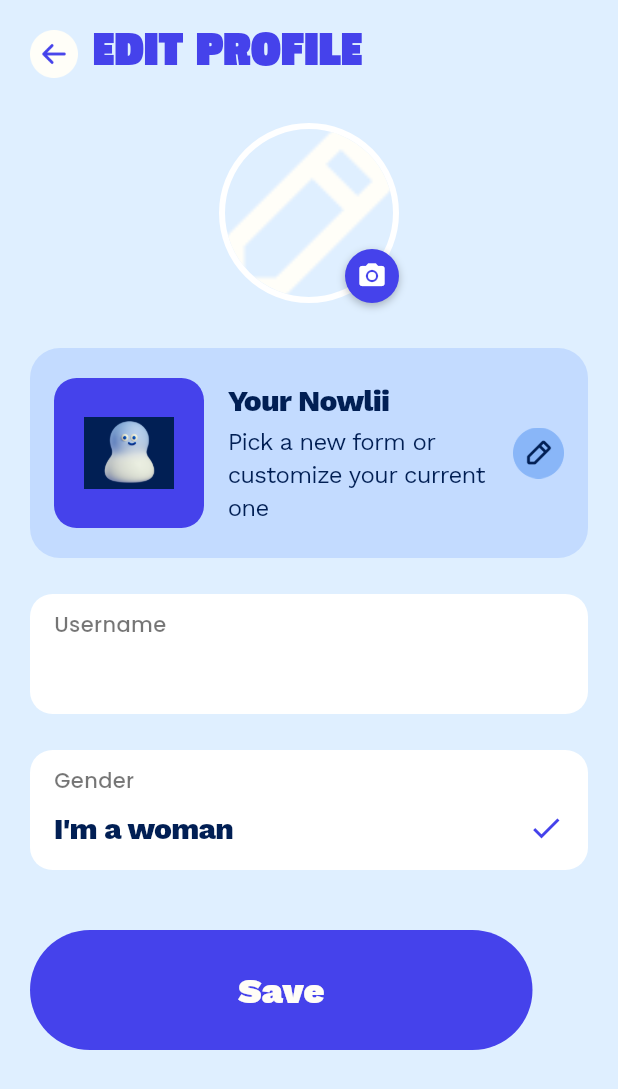
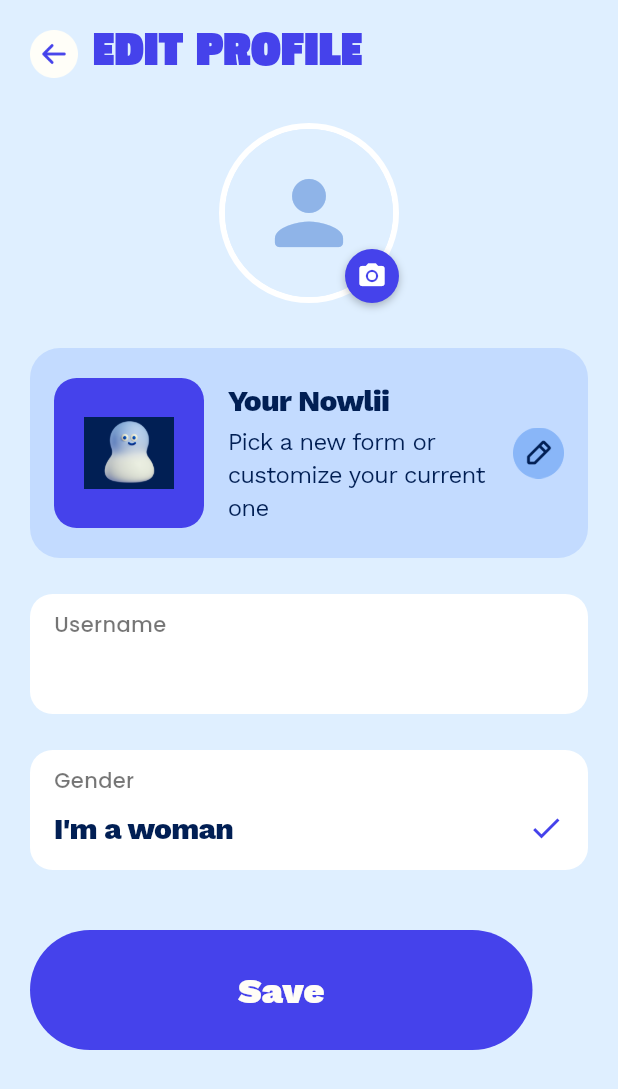
Before and after one commit to Webniadmin/nowlii, a Flutter app: the ProfileNotificationsScreen screen opened by its route, after a tap on "Edit Profile", on a phone screen of 412 x 824 dp. Shown: the top 1089 px of the screen. Run offline on Flutter 3.47's test engine with Material 3 defaults, Android fonts, the phone set to English and light mode, and no system bars; our stand-ins replace confetti, fl_chart, flutter_local_notifications, flutter_screenutil, flutter_slidable, flutter_svg and 16 more; missing offline and left inert: flutter_webrtc; accounts and stored records are empty; network calls fail.

Commit message:
fix(profile, settings, quests): the design's icons, and rooms that fit
**Profile picture.** With no photo the app drew `editProfile.png` — its own
mark — `cover` into a 120 circle, so a pale cropped logo sat where a face
goes, on both Profile and Edit Profile. The ordinary silhouette now.

**The heart** is the size the design gives it and reads as an online badge:
filled, ringed in white, sitting on the rim of the avatar rather than floating
20 points off it (Figma `8:1905`).

**Edit Profile** carried `Edit profile.png`, which is a left-pointing arrow —
so the row read as "go back", directly under a back button that does. It is
the pencil from the design now.

**Settings** rows were 88dp each: 16 of padding around a 40 icon wrapped in
another 8. On a short phone Log out and Rate Nowlii were two scrolls away.
Tightened to the design's spacing (Figma `5:2003`) — all nine rows now sit
within one short scroll.

**Quests → Today**, the empty state, centred inside
`SizedBox(height: screenHeight - 200)`. 200 is about the header and tabs on
the design's phone, but the tab view also sits above a bottom bar, so the box
was taller than the space holding it: a screenful of nothing above the icon,
and the last line pushed under the navigation bar. It centres in the room it
actually has now.

Co-Authored-By: Claude Opus 5 (1M context) <noreply@anthropic.com>

```diff
--- a/nowli-frontend-app/lib/screen/profile/edit_profile/edit_profile.dart
+++ b/nowli-frontend-app/lib/screen/profile/edit_profile/edit_profile.dart
@@ -108,12 +108,19 @@ class _EditProfileScreenState extends State<EditProfileScreen> {
     }
   }
 
+  /// No photo yet. Was `editProfile.png` — the app's own mark, drawn `cover`
+  /// into a 120 circle, so it arrived as a pale cropped logo where a face goes.
+  /// The ordinary silhouette instead, matching the profile screen.
   Widget _buildFallbackImage() {
-    return Image.asset(
-      Assets.svgIcons.editProfilePng_.path,
-      fit: BoxFit.cover,
+    return Container(
       width: 120,
       height: 120,
+      color: const Color(0xFFDFEFFF),
+      child: const Icon(
+        Icons.person_rounded,
+        size: 68,
+        color: Color(0xFF8FB4E8),
+      ),
     );
   }
 
--- a/nowli-frontend-app/lib/screen/profile/profile_menu_with_notification/profile_menu_with_notification.dart
+++ b/nowli-frontend-app/lib/screen/profile/profile_menu_with_notification/profile_menu_with_notification.dart
@@ -192,38 +192,62 @@ class _ProfileNotificationsScreenState extends State<ProfileNotificationsScreen>
 
           // Profile Picture
           Center(
+            child: SizedBox(
+              width: 128,
+              height: 128,
               child: Stack(
+                clipBehavior: Clip.none,
                 children: [
                   Container(
                     width: 120,
                     height: 120,
                     decoration: BoxDecoration(
                       shape: BoxShape.circle,
+                      color: const Color(0xFFDFEFFF),
                       border: Border.all(color: Colors.white, width: 4),
                       image: _profileData?.profileImage.isNotEmpty == true
                           ? DecorationImage(
                               image: NetworkImage(_profileData!.profileImage),
                               fit: BoxFit.cover,
                             )
-                        : DecorationImage(
-                            image: AssetImage(Assets.svgIcons.editProfilePng_.path),
-                            fit: BoxFit.cover,
+                          : null,
+                    ),
+                    // No picture yet → the ordinary silhouette everyone
+                    // recognises. It used to fall back to `editProfile.png`,
+                    // the app's own mark, drawn `cover` in a 120 circle — so a
+                    // user with no photo met a washed-out, cropped logo where
+                    // their face goes, on both this screen and Edit Profile.
+                    child: _profileData?.profileImage.isNotEmpty == true
+                        ? null
+                        : const Icon(
+                            Icons.person_rounded,
+                            size: 68,
+                            color: Color(0xFF8FB4E8),
                           ),
                   ),
+                  // The heart sits on the rim, reading as an online dot the way
+                  // the design has it — bigger than the old 20x26, filled, and
+                  // ringed in the page background so it lifts off the circle.
+                  Positioned(
+                    top: 4,
+                    right: 0,
+                    child: Container(
+                      width: 36,
+                      height: 36,
+                      decoration: BoxDecoration(
+                        shape: BoxShape.circle,
+                        color: const Color(0xFF7FFF00),
+                        border: Border.all(color: Colors.white, width: 3),
                       ),
-                Positioned(
-                  right: 20,
-                  bottom: 90,
-                  child: Container(
-                    padding: const EdgeInsets.all(4),
-                    child: Image.asset(
-                      Assets.images.love.path,
-                      height: 26,
-                      width: 20,
+                      child: const Icon(
+                        Icons.favorite_rounded,
+                        size: 18,
+                        color: Color(0xFF4542EB),
                       ),
                     ),
                   ),
                 ],
+              ),
             ),
           ),
           const SizedBox(height: 65),
@@ -319,7 +343,10 @@ class _ProfileNotificationsScreenState extends State<ProfileNotificationsScreen>
             children: [
               _buildActionButton(
                 'Edit Profile',
-                Assets.svgIcons.editProfilePng.path,
+                // A pencil, as the design has it. `Edit profile.png` is a
+                // left-pointing arrow, so the row read as "go back" rather than
+                // "edit" — and sat directly under a back button that does.
+                Assets.svgIcons.editProfilIcon.path,
                 () async {
                   // Navigate and reload when returning
                   await context.push('/editProfileScreen');
```
Also changed, not shown: nowli-frontend-app/lib/screen/quests/my_quests/today/today.dart (+13 -5 lines), nowli-frontend-app/lib/screen/settings/setting.dart (+16 -12 lines), nowli-frontend-app/lib/screen/settings/subscription/subscription_popup.dart (+15 -1 lines). Lines whose indentation alone changed are shown as unchanged.
